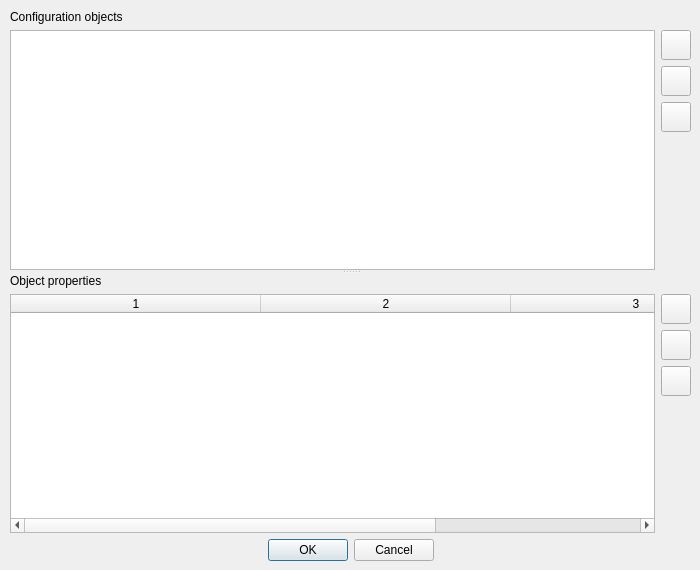
The window that ui/JsonConfig.ui (dshadrin/TestExecutor) describes before a commit, drawn with Qt 5.
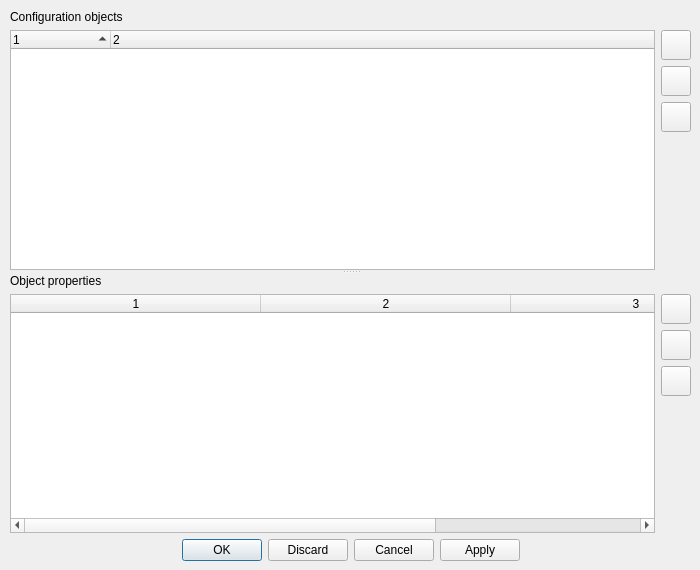
The same window after the commit. Icons and pictures are not drawn.

Commit message: add style items to config dialog

Patch:
```diff
--- a/ui/JsonConfig.ui
+++ b/ui/JsonConfig.ui
@@ -72,20 +72,40 @@
          <layout class="QHBoxLayout" name="horizontalLayout">
           <item>
            <widget class="QTreeWidget" name="treeObjectsWidget">
+            <property name="autoFillBackground">
+             <bool>false</bool>
+            </property>
+            <property name="autoExpandDelay">
+             <number>0</number>
+            </property>
+            <property name="columnCount">
+             <number>2</number>
+            </property>
             <attribute name="headerVisible">
-             <bool>false</bool>
+             <bool>true</bool>
+            </attribute>
+            <attribute name="headerCascadingSectionResizes">
+             <bool>true</bool>
             </attribute>
             <attribute name="headerMinimumSectionSize">
-             <number>30</number>
+             <number>100</number>
             </attribute>
             <attribute name="headerDefaultSectionSize">
-             <number>30</number>
+             <number>100</number>
+            </attribute>
+            <attribute name="headerShowSortIndicator" stdset="0">
+             <bool>true</bool>
             </attribute>
             <column>
              <property name="text">
               <string notr="true">1</string>
              </property>
             </column>
+            <column>
+             <property name="text">
+              <string notr="true">2</string>
+             </property>
+            </column>
            </widget>
           </item>
           <item>
@@ -390,7 +410,7 @@
        <enum>Qt::Horizontal</enum>
       </property>
       <property name="standardButtons">
-       <set>QDialogButtonBox::Cancel|QDialogButtonBox::Ok</set>
+       <set>QDialogButtonBox::Apply|QDialogButtonBox::Cancel|QDialogButtonBox::Discard|QDialogButtonBox::Ok</set>
       </property>
       <property name="centerButtons">
        <bool>true</bool>
```
Left out of the diff: 3 changed lines with no effect on the pictures. The commit also changes 9 other files.
